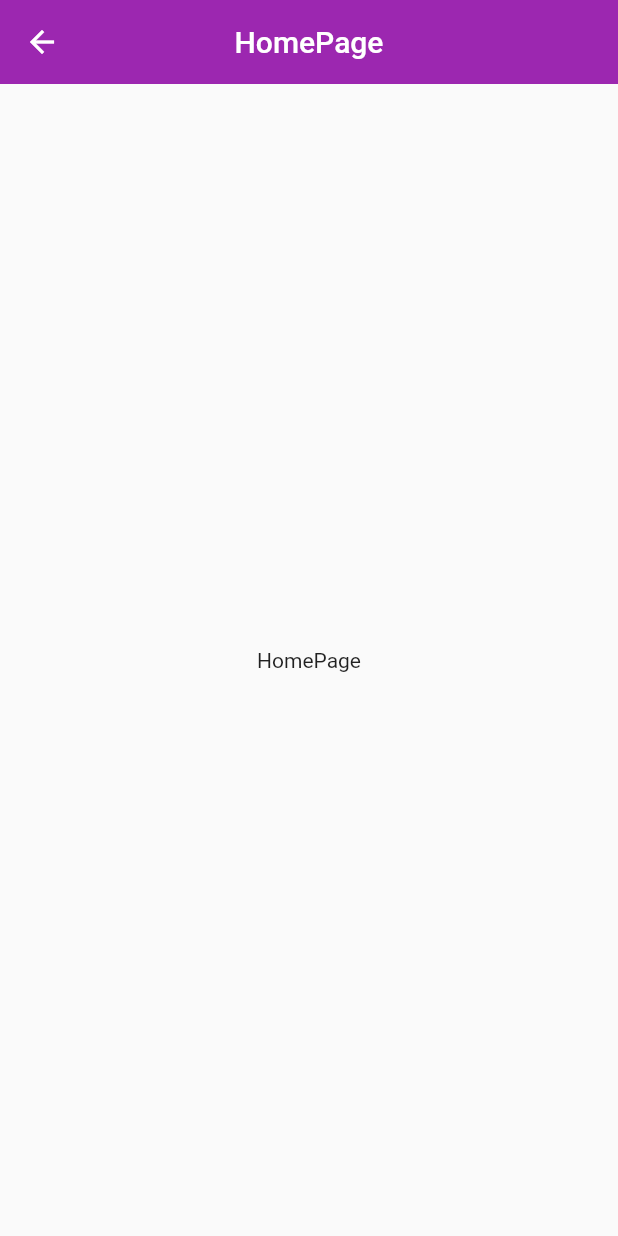
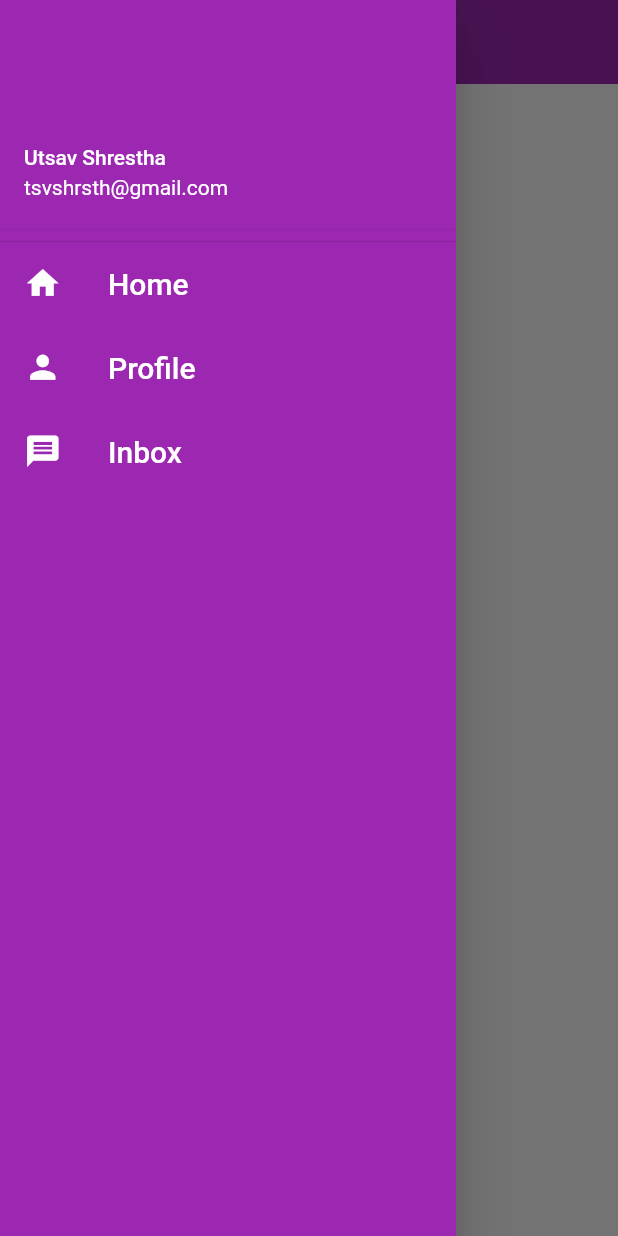
Before and after one commit to HarambeGople69/Flutter-UI, a Flutter app: the HomePage screen opened directly, with the side drawer open (before the commit the screen has no drawer), on a phone screen of 412 x 824 dp. Run offline on Flutter 3.47's test engine with Material 2 defaults, Android fonts, the phone set to English and light mode, and no system bars.

Commit message:
drawer added

```diff
--- a/myapp/lib/screens/homepage.dart
+++ b/myapp/lib/screens/homepage.dart
@@ -1,4 +1,5 @@
 import 'package:flutter/material.dart';
+import 'package:myapp/widgets/mydrawer.dart';
 
 class HomePage extends StatefulWidget {
   @override
@@ -6,10 +7,10 @@ class HomePage extends StatefulWidget {
 }
 
 class _HomePageState extends State<HomePage> {
-
   @override
   Widget build(BuildContext context) {
     return Scaffold(
+      drawer: MyDrawer(),
       appBar: AppBar(
         title: Text("HomePage"),
         elevation: 0,
--- /dev/null
+++ b/myapp/lib/widgets/mydrawer.dart
@@ -0,0 +1,71 @@
+import 'package:flutter/material.dart';
+
+class MyDrawer extends StatefulWidget {
+  @override
+  _MyDrawerState createState() => _MyDrawerState();
+}
+
+class _MyDrawerState extends State<MyDrawer> {
+  @override
+  Widget build(BuildContext context) {
+    return Drawer(
+        child: Container(
+      color: Colors.purple,
+      child: ListView(
+
+        children: [
+          DrawerHeader(
+            margin: EdgeInsets.all(0),
+            padding: EdgeInsets.all(0),
+            child: UserAccountsDrawerHeader(
+              accountName: Text("Utsav Shrestha"),
+              accountEmail: Text("tsvshrsth@gmail.com"),
+            ),
+          ),
+          ListTile(
+            leading: Icon(
+              Icons.home,
+              color: Colors.white,
+              size: 25,
+            ),
+            title: Text(
+              "Home",
+              style: TextStyle(
+                color: Colors.white,
+                fontSize: 20,
+              ),
+            ),
+          ),
+          ListTile(
+            leading: Icon(
+              Icons.person,
+              color: Colors.white,
+              size: 25,
+            ),
+            title: Text(
+              "Profile",
+              style: TextStyle(
+                color: Colors.white,
+                fontSize: 20,
+              ),
+            ),
+          ),
+          ListTile(
+            leading: Icon(
+              Icons.message,
+              color: Colors.white,
+              size: 25,
+            ),
+            title: Text(
+              "Inbox",
+              style: TextStyle(
+                color: Colors.white,
+                fontSize: 20,
+              ),
+            ),
+          ),
+        ],
+      ),
+    ));
+  }
+}
```
